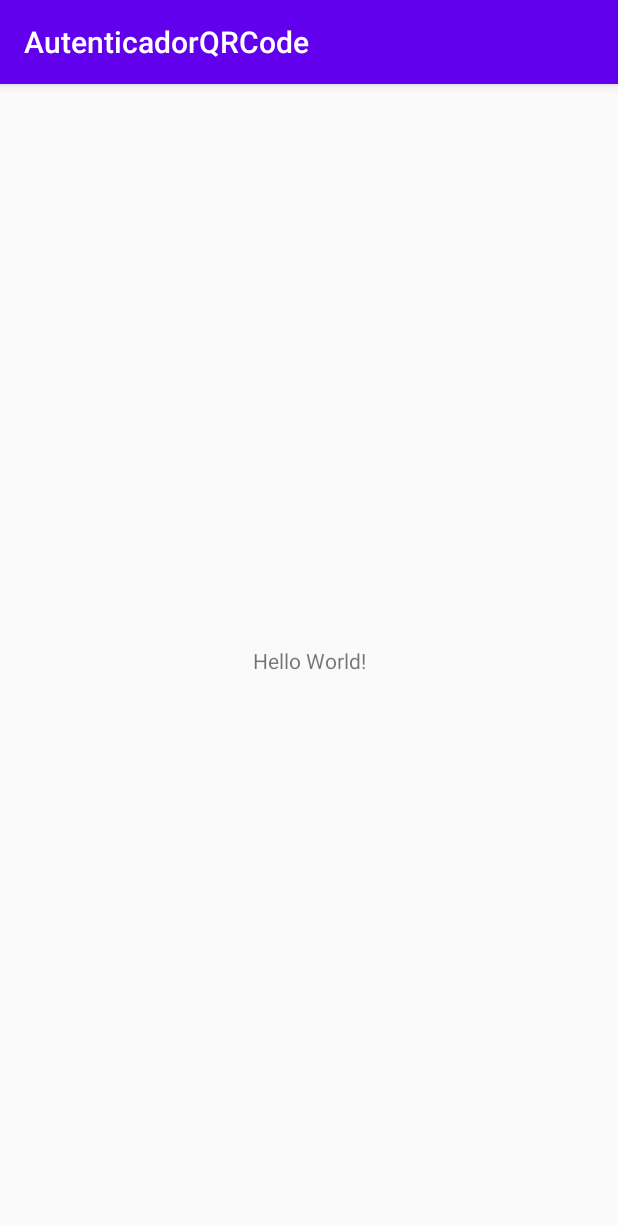
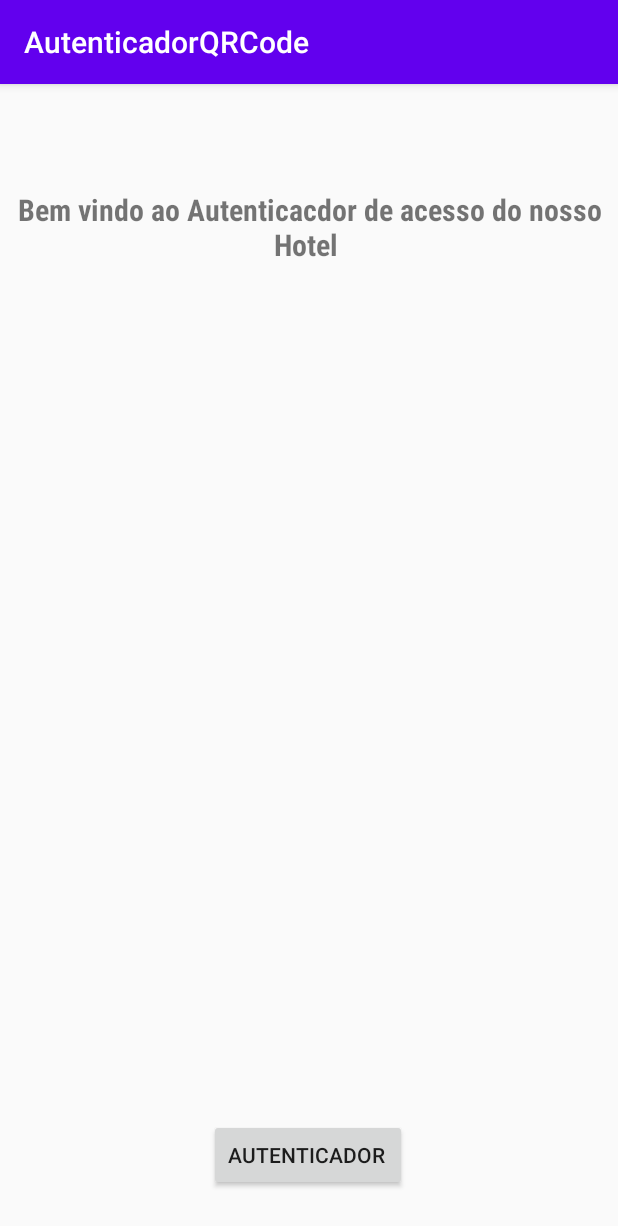
Before and after one commit to fernandosiqueira/AutenticadorQRCode, an Android app: the screen it shows after launch (MainActivity), on a phone screen of 412 x 824 dp. Shown: the top 1226 px of the screen. Run offline under Robolectric (Android 15) with nearby library versions, the phone set to English and light mode, and no system bars; libraries missing offline, so code that uses them is left out: com.google.zxing.integration.

```diff
--- a/app/build.gradle
+++ b/app/build.gradle
@@ -34,4 +34,6 @@ dependencies {
     testImplementation 'junit:junit:4.+'
     androidTestImplementation 'com.android.support.test:runner:1.0.2'
     androidTestImplementation 'com.android.support.test.espresso:espresso-core:3.0.2'
+    implementation 'com.google.zxing:core:3.2.1'
+    implementation 'com.journeyapps:zxing-android-embedded:3.2.0@aar'
 }
--- a/app/src/main/res/layout/activity_main.xml
+++ b/app/src/main/res/layout/activity_main.xml
@@ -7,12 +7,31 @@
     tools:context=".MainActivity">
 
     <TextView
-        android:layout_width="wrap_content"
-        android:layout_height="wrap_content"
-        android:text="Hello World!"
-        app:layout_constraintBottom_toBottomOf="parent"
-        app:layout_constraintLeft_toLeftOf="parent"
-        app:layout_constraintRight_toRightOf="parent"
+        android:id="@+id/textView"
+        android:layout_width="411dp"
+        android:layout_height="62dp"
+        android:layout_marginStart="20dp"
+        android:layout_marginTop="70dp"
+        android:layout_marginEnd="20dp"
+        android:fontFamily="sans-serif-condensed"
+        android:text="Bem vindo ao Autenticacdor de acesso do nosso Hotel "
+        android:textAlignment="center"
+        android:textAllCaps="false"
+        android:textSize="20sp"
+        android:textStyle="bold"
+        app:layout_constraintEnd_toEndOf="parent"
+        app:layout_constraintStart_toStartOf="parent"
         app:layout_constraintTop_toTopOf="parent" />
 
+    <Button
+        android:id="@+id/btnscan"
+        android:layout_width="wrap_content"
+        android:layout_height="48dp"
+        android:layout_marginBottom="30dp"
+        android:text="Autenticador "
+        app:layout_constraintBottom_toBottomOf="parent"
+        app:layout_constraintEnd_toEndOf="parent"
+        app:layout_constraintHorizontal_bias="0.497"
+        app:layout_constraintStart_toStartOf="parent" />
+
 </android.support.constraint.ConstraintLayout>
```
Also changed, not shown: app/src/main/java/com/example/autenticadorqrcode/MainActivity.java (+39 -0 lines), 1 other file.
